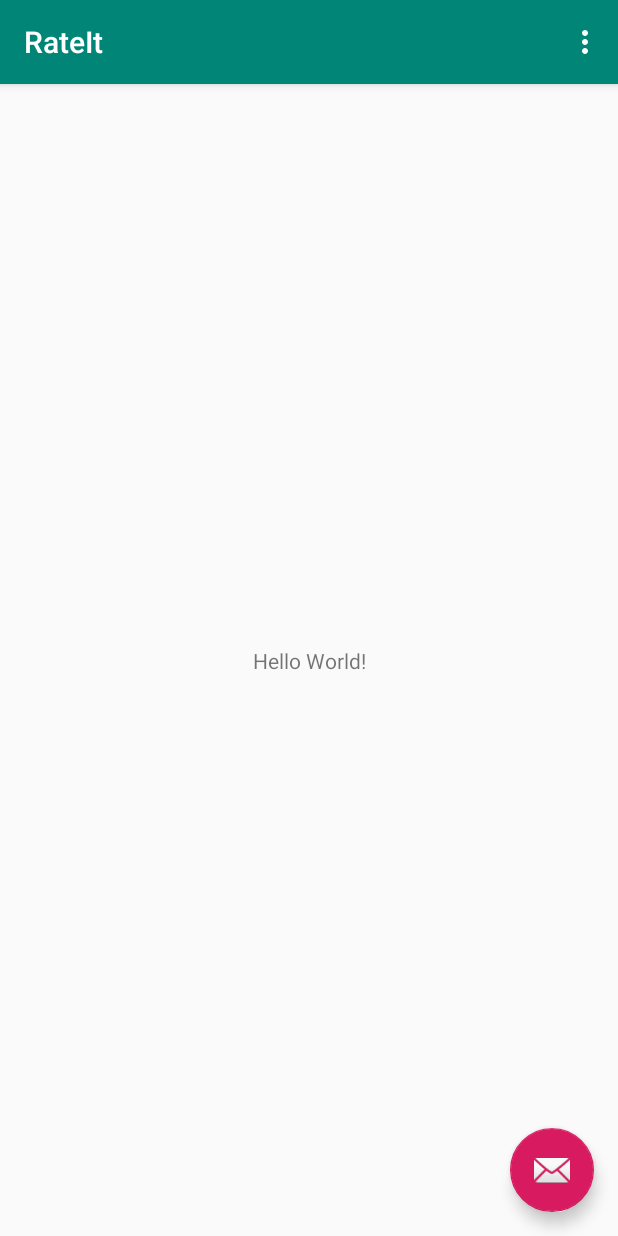
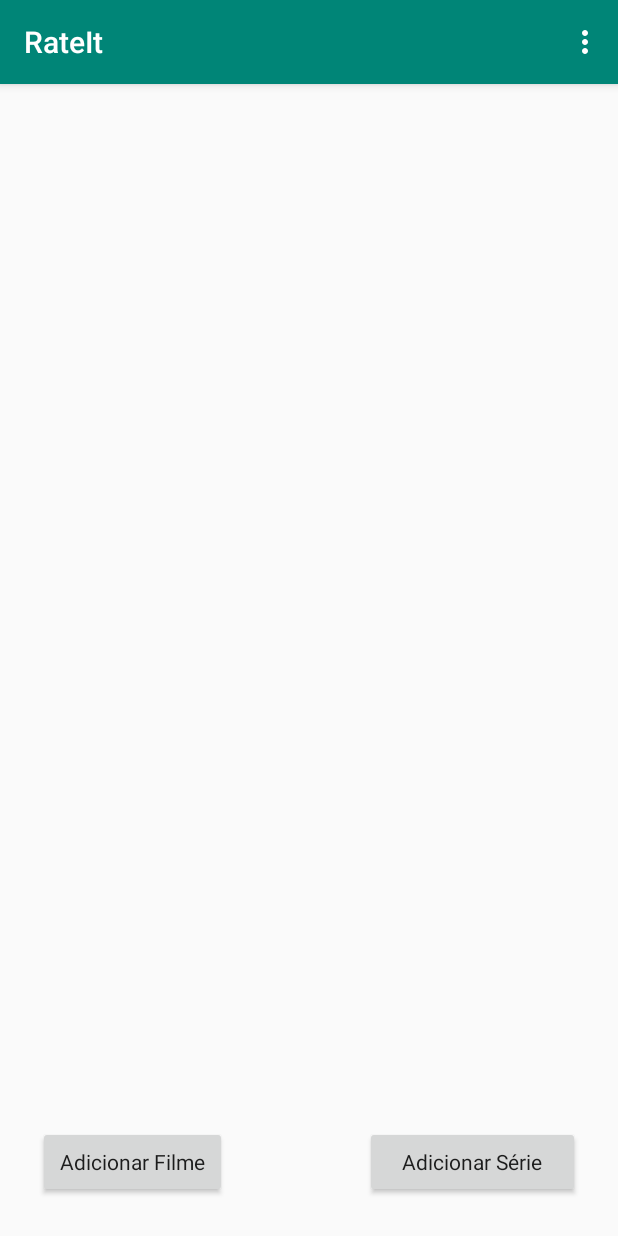
Before and after one commit to pedroreisilva/RateIt, an Android app: the screen it shows after launch (MainActivity), on a phone screen of 412 x 824 dp. Run offline under Robolectric (Android 15) with nearby library versions, the phone set to English and light mode, and no system bars.

Commit message:
Adicionado os botãos principais na interface

```diff
--- a/app/src/main/java/pt/ipg/rateit/MainActivity.java
+++ b/app/src/main/java/pt/ipg/rateit/MainActivity.java
@@ -4,13 +4,13 @@ import android.os.Bundle;
 
 import com.google.android.material.floatingactionbutton.FloatingActionButton;
 import com.google.android.material.snackbar.Snackbar;
-
 import androidx.appcompat.app.AppCompatActivity;
 import androidx.appcompat.widget.Toolbar;
-
 import android.view.View;
 import android.view.Menu;
 import android.view.MenuItem;
+
+import android.widget.Toast;
 
 public class MainActivity extends AppCompatActivity {
 
@@ -20,15 +20,6 @@ public class MainActivity extends AppCompatActivity {
         setContentView(R.layout.activity_main);
         Toolbar toolbar = findViewById(R.id.toolbar);
         setSupportActionBar(toolbar);
-
-        FloatingActionButton fab = findViewById(R.id.fab);
-        fab.setOnClickListener(new View.OnClickListener() {
-            @Override
-            public void onClick(View view) {
-                Snackbar.make(view, "Replace with your own action", Snackbar.LENGTH_LONG)
-                        .setAction("Action", null).show();
-            }
-        });
     }
 
     @Override
--- a/app/src/main/res/layout/activity_main.xml
+++ b/app/src/main/res/layout/activity_main.xml
@@ -20,14 +20,6 @@
 
     </com.google.android.material.appbar.AppBarLayout>
 
-    <include layout="@layout/content_main" />
-
-    <com.google.android.material.floatingactionbutton.FloatingActionButton
-        android:id="@+id/fab"
-        android:layout_width="wrap_content"
-        android:layout_height="wrap_content"
-        android:layout_gravity="bottom|end"
-        android:layout_margin="@dimen/fab_margin"
-        app:srcCompat="@android:drawable/ic_dialog_email" />
+    <include layout="@layout/content_main"/>
 
 </androidx.coordinatorlayout.widget.CoordinatorLayout>
--- a/app/src/main/res/layout/content_main.xml
+++ b/app/src/main/res/layout/content_main.xml
@@ -8,13 +8,28 @@
     tools:context=".MainActivity"
     tools:showIn="@layout/activity_main">
 
-    <TextView
-        android:layout_width="wrap_content"
+    <Button
+        android:id="@+id/buttonAddFilme"
+        android:layout_width="126dp"
         android:layout_height="wrap_content"
-        android:text="Hello World!"
+        android:layout_marginStart="25dp"
+        android:layout_marginLeft="25dp"
+        android:layout_marginBottom="25dp"
+        android:text="Adicionar Filme"
+        android:textAppearance="@style/TextAppearance.AppCompat"
         app:layout_constraintBottom_toBottomOf="parent"
-        app:layout_constraintLeft_toLeftOf="parent"
-        app:layout_constraintRight_toRightOf="parent"
-        app:layout_constraintTop_toTopOf="parent" />
+        app:layout_constraintStart_toStartOf="parent" />
+
+    <Button
+        android:id="@+id/buttonAddSerie"
+        android:layout_width="143dp"
+        android:layout_height="wrap_content"
+        android:layout_marginEnd="25dp"
+        android:layout_marginRight="25dp"
+        android:layout_marginBottom="25dp"
+        android:text="Adicionar Série"
+        android:textAppearance="@style/TextAppearance.AppCompat"
+        app:layout_constraintBottom_toBottomOf="parent"
+        app:layout_constraintEnd_toEndOf="parent" />
 
 </androidx.constraintlayout.widget.ConstraintLayout>
```
